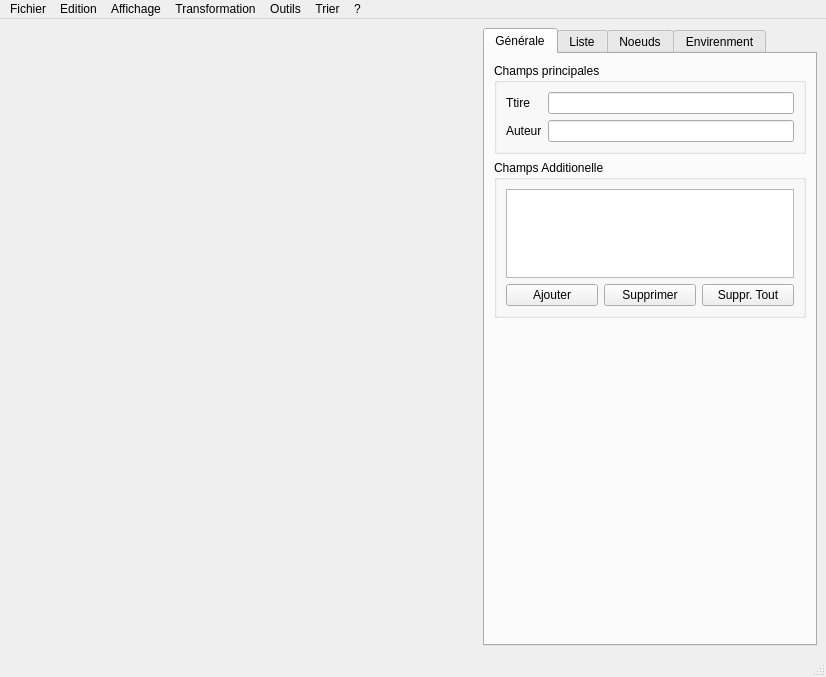
This is sources/interface.ui in b4n92uid/theball-editor as Qt 5 draws it before an edit. The edited form follows.
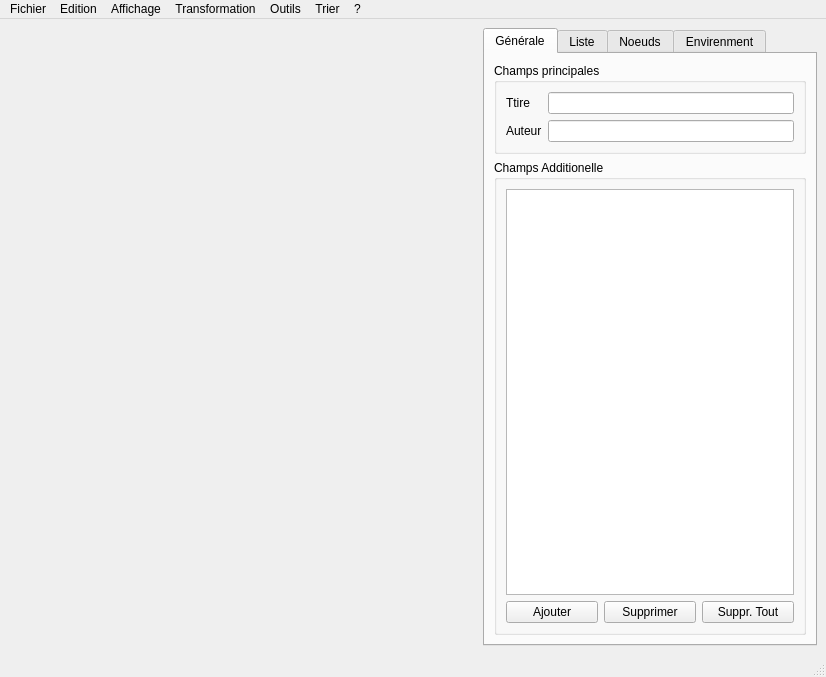
This is the edited form. The open tabs and pages were chosen to show the change. Icons and pictures are not drawn. Custom widgets are drawn as their Qt base class.

Commit message: 6 Changes... Prepare erase tool Fix issues with NULL ptr in selection node Add filter on opening mesh dialog (*.obj) Fix grid follow verticaly selected node Continuing magnet move implementing Avoid translation whene promoting noode

```diff
--- a/sources/interface.ui
+++ b/sources/interface.ui
@@ -43,7 +43,7 @@
        <attribute name="title">
         <string>Générale</string>
        </attribute>
-       <layout class="QVBoxLayout" name="verticalLayout_7" stretch="1,4,8">
+       <layout class="QVBoxLayout" name="verticalLayout_7" stretch="1,8">
         <item>
          <widget class="QGroupBox" name="groupBox_3">
           <property name="title">
@@ -122,19 +122,6 @@
           </layout>
          </widget>
         </item>
-        <item>
-         <spacer name="verticalSpacer_2">
-          <property name="orientation">
-           <enum>Qt::Vertical</enum>
-          </property>
-          <property name="sizeHint" stdset="0">
-           <size>
-            <width>20</width>
-            <height>40</height>
-           </size>
-          </property>
-         </spacer>
-        </item>
        </layout>
       </widget>
       <widget class="QWidget" name="tab">
```
Left out of the diff: 30 changed lines with no effect on the pictures. The commit also changes 7 other files.
